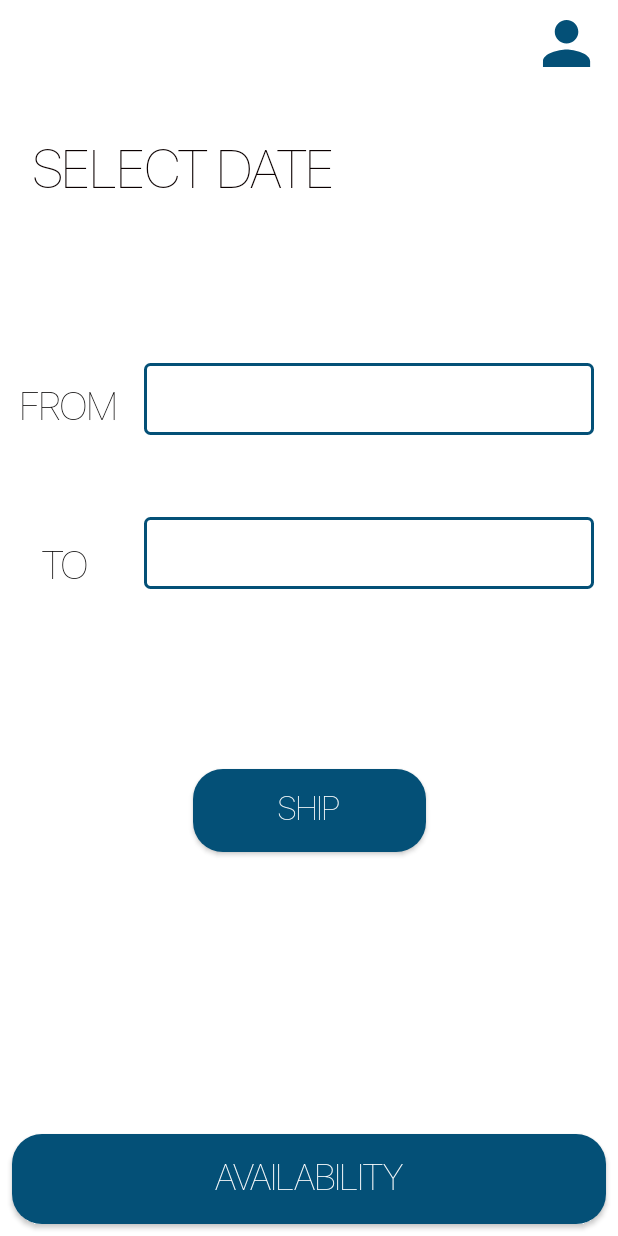
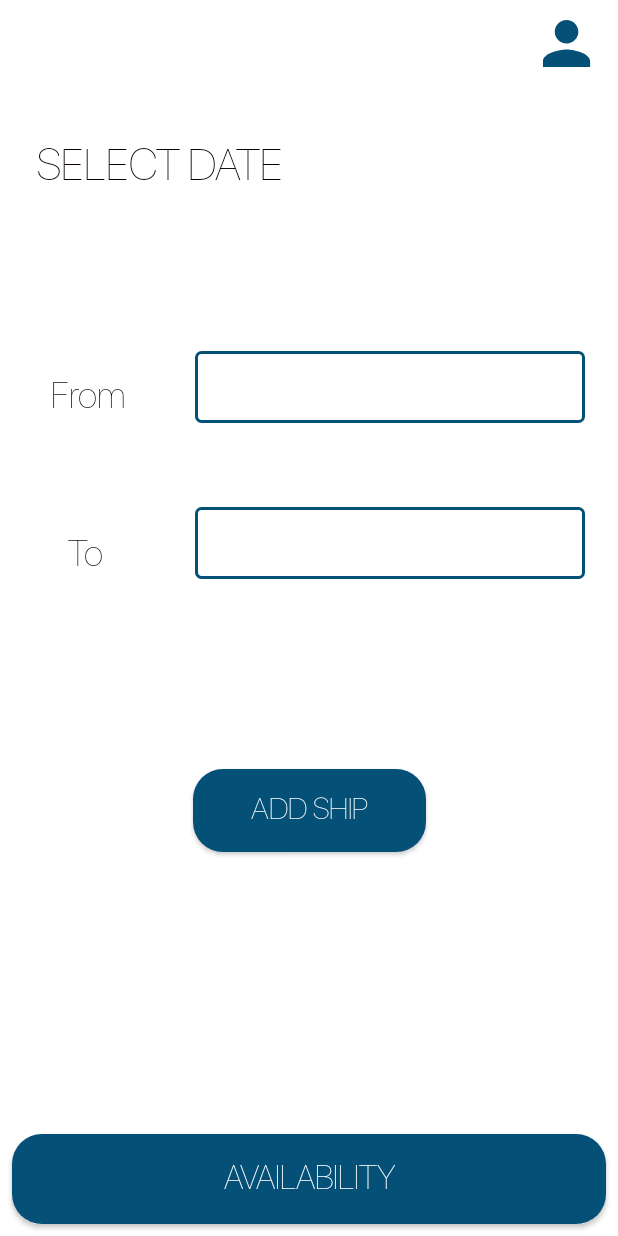
Before and after one commit to Petra2121/SmartMarinaApp, an Android app: the layout fragment_home_screen.xml on its own in the app's theme, with its tools: preview values and no code run, on a phone screen of 412 x 824 dp. Run offline under Robolectric (Android 15) with nearby library versions, the phone set to English and light mode, and no system bars.

Commit message:
Dohvacanje podataka iz baze

```diff
--- a/app/build.gradle
+++ b/app/build.gradle
@@ -78,4 +78,6 @@ dependencies {
     implementation "com.squareup.moshi:moshi-kotlin:1.9.2"
     implementation("com.squareup.moshi:moshi-adapters:1.9.2")
     kapt "com.squareup.moshi:moshi-kotlin-codegen:1.9.2"
+
+    implementation "com.google.code.gson:gson:2.8.0"
 }
--- a/app/src/main/java/com/profico/smartmarina/data/model/DataShips.kt
+++ b/app/src/main/java/com/profico/smartmarina/data/model/DataShips.kt
@@ -1,3 +1,3 @@
 package com.profico.smartmarina.data.model
 
-data class DataShips(val shipName: String)
+data class DataShips( var shipName: String)
--- a/app/src/main/java/com/profico/smartmarina/di/NetworkModule.kt
+++ b/app/src/main/java/com/profico/smartmarina/di/NetworkModule.kt
@@ -33,7 +33,7 @@ val retrofitModule = module {
     fun provideRetrofitClient(okHttpClient: OkHttpClient, moshiBuilder: Moshi): Retrofit =
 
         Retrofit.Builder()
-            .baseUrl("BaseEndpoint")
+            .baseUrl("https://api.smart-marina.proficodev.com/")
             .client(okHttpClient)
             .addConverterFactory(MoshiConverterFactory.create(moshiBuilder))
             .build()
--- a/app/src/main/java/com/profico/smartmarina/ui/HomeScreenFragment.kt
+++ b/app/src/main/java/com/profico/smartmarina/ui/HomeScreenFragment.kt
@@ -1,6 +1,7 @@
 package com.profico.smartmarina.ui
 
 import android.app.DatePickerDialog
+import android.util.JsonReader
 import androidx.navigation.fragment.findNavController
 import androidx.navigation.fragment.navArgs
 import com.profico.smartmarina.R
@@ -101,4 +102,5 @@ class HomeScreenFragment : BaseFragment(), KoinComponent {
 
     }
 
+
 }
--- a/app/src/main/java/com/profico/smartmarina/ui/LoginFragment.kt
+++ b/app/src/main/java/com/profico/smartmarina/ui/LoginFragment.kt
@@ -38,4 +38,6 @@ class LoginFragment : BaseFragment(), KoinComponent {
 // Call method in repository -> Repository fun call retrofit
 fun callServer() {
     Repository().callServer("")
+
+   // Repository().callServer("")
 }
--- a/app/src/main/java/com/profico/smartmarina/ui/ShipsViewHolder.kt
+++ b/app/src/main/java/com/profico/smartmarina/ui/ShipsViewHolder.kt
@@ -4,7 +4,7 @@ import android.view.LayoutInflater
 import android.view.ViewGroup
 import android.widget.TextView
 import androidx.recyclerview.widget.RecyclerView
-import com.profico.smartmarina.data.model.DataShips
+import com.profico.smartmarina.data.model.Boats
 
 class ShipsViewHolder(inflater: LayoutInflater, parent: ViewGroup) :
     RecyclerView.ViewHolder(inflater.inflate(R.layout.row_ship_layout, parent, false)) {
@@ -14,7 +14,7 @@ class ShipsViewHolder(inflater: LayoutInflater, parent: ViewGroup) :
         mShipNameView = itemView.findViewById(R.id.ShipName)
     }
 
-    fun bind(ship: DataShips) {
+    fun bind(ship: Boats) {
         mShipNameView?.text = ship.shipName
     }
 
--- a/app/src/main/res/drawable/shapecom.xml
+++ b/app/src/main/res/drawable/shapecom.xml
@@ -2,7 +2,7 @@
 <shape xmlns:android="http://schemas.android.com/apk/res/android"
     android:shape="rectangle">
 
-    <stroke android:width="2dp"
+    <stroke android:width="2px"
         android:color="@color/blue" />
 
     <solid android:color="@color/white"/>
--- a/app/src/main/res/layout/fragment_home_screen.xml
+++ b/app/src/main/res/layout/fragment_home_screen.xml
@@ -16,9 +16,9 @@
         android:layout_marginStart="8dp"
         android:fontFamily="@font/san_francisco"
         android:text="SELECT DATE"
+        android:textColor="#0B0000"
+        android:textSize="29sp"
         android:textStyle="bold"
-        android:textColor="#0B0000"
-        android:textSize="36sp"
         app:layout_constraintBottom_toBottomOf="parent"
         app:layout_constraintEnd_toEndOf="parent"
         app:layout_constraintHorizontal_bias="0.069"
@@ -29,7 +29,7 @@
     <Button
         android:id="@+id/dateOfArrival"
         style="@style/Widget.AppCompat.Button.Borderless.Colored"
-        android:layout_width="300dp"
+        android:layout_width="260dp"
         android:layout_height="wrap_content"
         android:layout_marginTop="91dp"
         android:background="@drawable/date_button"
@@ -44,7 +44,7 @@
     <Button
         android:id="@+id/dateOfDeparture"
         style="@style/Widget.AppCompat.Button.Borderless.Colored"
-        android:layout_width="300dp"
+        android:layout_width="260dp"
         android:layout_height="wrap_content"
         android:background="@drawable/date_button"
         android:textColor="#000000"
@@ -60,9 +60,9 @@
         android:layout_width="wrap_content"
         android:layout_height="wrap_content"
         android:fontFamily="@font/san_francisco"
-        android:text="FROM"
+        android:text="From"
         android:textColor="#0B0909"
-        android:textSize="26sp"
+        android:textSize="24sp"
         app:layout_constraintBottom_toBottomOf="parent"
         app:layout_constraintEnd_toStartOf="@+id/dateOfArrival"
         app:layout_constraintHorizontal_bias="0.425"
@@ -75,9 +75,9 @@
         android:layout_width="wrap_content"
         android:layout_height="wrap_content"
         android:fontFamily="@font/san_francisco"
-        android:text="TO"
+        android:text="To"
         android:textColor="#0B0909"
-        android:textSize="26sp"
+        android:textSize="24sp"
         app:layout_constraintBottom_toBottomOf="parent"
         app:layout_constraintEnd_toStartOf="@+id/dateOfDeparture"
         app:layout_constraintHorizontal_bias="0.425"
@@ -92,8 +92,8 @@
         android:layout_marginBottom="256dp"
         android:background="@drawable/button_rectangle"
         android:fontFamily="@font/san_francisco"
-        android:text="SHIP"
-        android:textSize="22sp"
+        android:text="ADD SHIP"
+        android:textSize="20sp"
         app:layout_constraintBottom_toBottomOf="parent"
         app:layout_constraintEnd_toEndOf="parent"
         app:layout_constraintStart_toStartOf="parent" />
@@ -108,7 +108,7 @@
         android:background="@drawable/button_rectangle"
         android:fontFamily="@font/san_francisco"
         android:text="AVAILABILITY"
-        android:textSize="24sp"
+        android:textSize="22sp"
         app:layout_constraintBottom_toBottomOf="parent"
         app:layout_constraintEnd_toEndOf="parent"
         app:layout_constraintHorizontal_bias="0.498"
--- a/app/src/main/res/layout/fragment_login.xml
+++ b/app/src/main/res/layout/fragment_login.xml
@@ -14,7 +14,8 @@
         <ImageView
             android:layout_width="180dp"
             android:layout_height="180dp"
-            android:src="@drawable/kvazilogo">
+            android:src="@drawable/kvazilogo"
+            >
         </ImageView>
 
         <EditText
```
Also changed, not shown: app/src/main/java/com/profico/smartmarina/data/Repository.kt (+25 -2 lines), app/src/main/java/com/profico/smartmarina/data/model/ShipsRequest.kt (added, +11 -0 lines), app/src/main/java/com/profico/smartmarina/data/model/ShipsResponse.kt (added, +19 -0 lines), app/src/main/java/com/profico/smartmarina/data/remote/ApiService.kt (+6 -3 lines), app/src/main/java/com/profico/smartmarina/ui/ShipListAdapter.kt (+22 -10 lines), app/src/main/java/com/profico/smartmarina/ui/ShipsFragment.kt (+53 -16 lines), app/src/main/res/drawable-xxhdpi/kvazilogo.png (renamed from app/src/main/res/drawable/kvazilogo.png).
